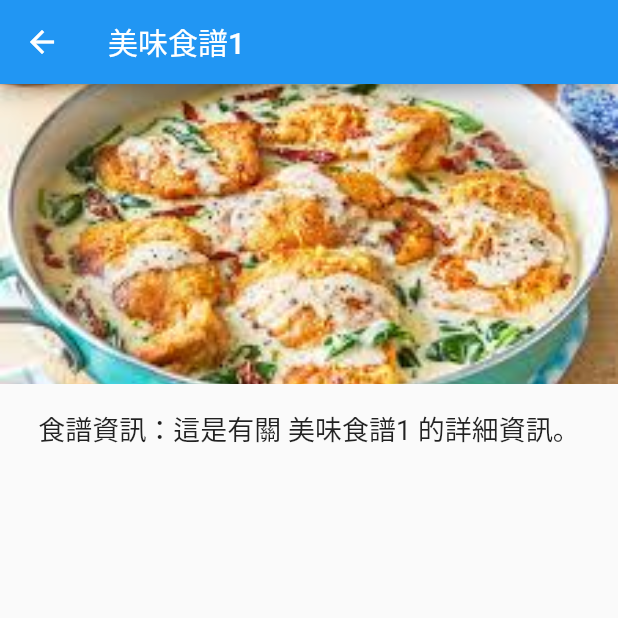
After one commit to hsinyi-lin/fruit_detection_app, a Flutter app: the screen it shows after launch, after a tap on "美味食譜1", on a phone screen of 412 x 824 dp, the top half of it. The commit adds this screen. Run offline on Flutter 3.47's test engine with Material 2 defaults, Android fonts, the phone set to English and light mode, and no system bars.

Commit message:
feat: add recipe detail page

```diff
--- a/lib/screens/recipe.dart
+++ b/lib/screens/recipe.dart
@@ -1,4 +1,5 @@
 import 'package:flutter/material.dart';
+import 'recipe_detail.dart';
 
 class Recipe extends StatefulWidget {
   const Recipe({Key? key}) : super(key: key);
@@ -31,8 +32,8 @@ class RecipeList extends StatelessWidget {
   final List<String> recipeNames = [
     '美味食譜1',
     '美味食譜2',
-    '美味食譜1',
-    '美味食譜2',
+    '美味食譜3',
+    '美味食譜4',
     // Add more recipe names as needed
   ];
 
@@ -44,6 +45,17 @@ class RecipeList extends StatelessWidget {
         return RecipeCard(
           imagePath: recipeImages[index],
           recipeName: recipeNames[index],
+          onPressed: () {
+            Navigator.push(
+              context,
+              MaterialPageRoute(
+                builder: (context) => RecipeDetailScreen(
+                  imagePath: recipeImages[index],
+                  recipeName: recipeNames[index],
+                ),
+              ),
+            );
+          },
         );
       },
     );
@@ -53,12 +65,19 @@ class RecipeList extends StatelessWidget {
 class RecipeCard extends StatelessWidget {
   final String imagePath;
   final String recipeName;
+  final VoidCallback onPressed;
 
-  RecipeCard({required this.imagePath, required this.recipeName});
+  RecipeCard({
+    required this.imagePath,
+    required this.recipeName,
+    required this.onPressed,
+  });
 
   @override
   Widget build(BuildContext context) {
     return Card(
+      child: InkWell(
+        onTap: onPressed,
         child: Column(
           children: [
             Image.asset(
@@ -76,6 +95,7 @@ class RecipeCard extends StatelessWidget {
             ),
           ],
         ),
+      ),
     );
   }
 }
--- /dev/null
+++ b/lib/screens/recipe_detail.dart
@@ -0,0 +1,47 @@
+import 'package:flutter/material.dart';
+
+class RecipeDetailScreen extends StatelessWidget {
+  final String imagePath;
+  final String recipeName;
+
+  RecipeDetailScreen({required this.imagePath, required this.recipeName});
+
+  @override
+  Widget build(BuildContext context) {
+    return Scaffold(
+      appBar: AppBar(
+        title: Text(recipeName),
+      ),
+      body: RecipeDetailContent(imagePath: imagePath, recipeName: recipeName),
+    );
+  }
+}
+
+class RecipeDetailContent extends StatelessWidget {
+  final String imagePath;
+  final String recipeName;
+
+  RecipeDetailContent({required this.imagePath, required this.recipeName});
+
+  @override
+  Widget build(BuildContext context) {
+    return Column(
+      crossAxisAlignment: CrossAxisAlignment.center,
+      children: [
+        Image.asset(
+          imagePath,
+          height: 200,
+          width: double.infinity,
+          fit: BoxFit.cover,
+        ),
+        Padding(
+          padding: const EdgeInsets.all(16.0),
+          child: Text(
+            '食譜資訊：這是有關 $recipeName 的詳細資訊。',
+            style: TextStyle(fontSize: 18),
+          ),
+        ),
+      ],
+    );
+  }
+}
```
Lines whose indentation alone changed are shown as unchanged.
